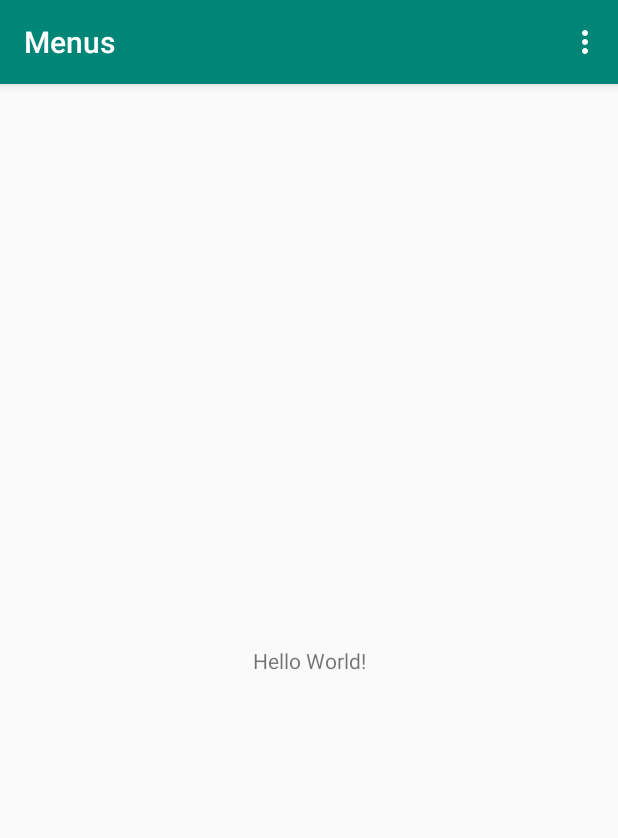
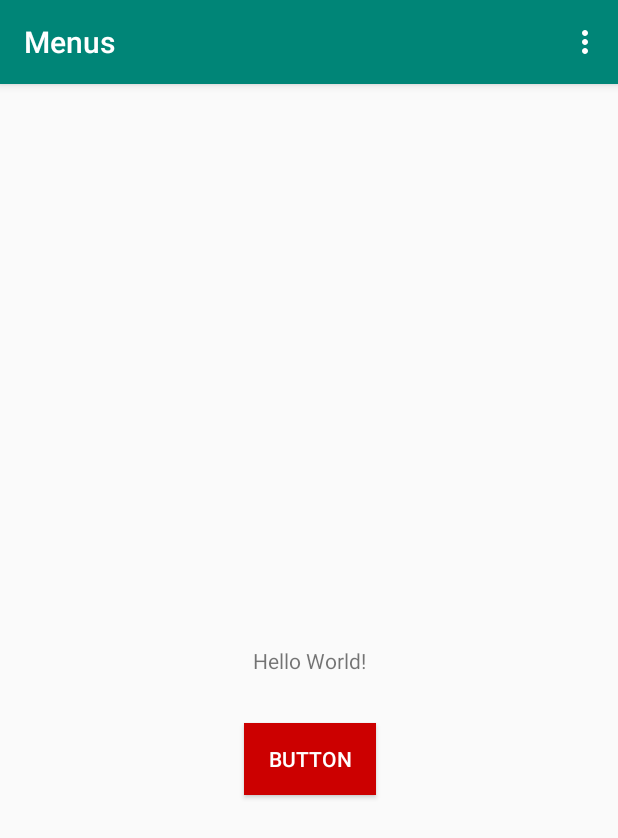
Before and after one commit to sunday58/Menus, an Android app: the screen it shows after launch (MainActivity), on a phone screen of 412 x 824 dp. Shown: the top 838 px of the screen. Run offline under Robolectric (Android 15) with nearby library versions, the phone set to English and light mode, and no system bars.

Commit message:
floating & action menu implemented

```diff
--- a/app/src/main/res/layout/activity_main.xml
+++ b/app/src/main/res/layout/activity_main.xml
@@ -7,6 +7,7 @@
     tools:context=".MainActivity">
 
     <TextView
+        android:id="@+id/txtTitle"
         android:layout_width="wrap_content"
         android:layout_height="wrap_content"
         android:text="Hello World!"
@@ -15,4 +16,17 @@
         app:layout_constraintRight_toRightOf="parent"
         app:layout_constraintTop_toTopOf="parent" />
 
+    <Button
+        android:id="@+id/button"
+        android:layout_width="wrap_content"
+        android:layout_height="wrap_content"
+        android:layout_marginTop="32dp"
+        android:background="@android:color/holo_red_dark"
+        android:text="Button"
+        android:textColor="#FFFFFF"
+        app:layout_constraintEnd_toEndOf="@+id/txtTitle"
+        app:layout_constraintStart_toStartOf="@+id/txtTitle"
+        app:layout_constraintTop_toBottomOf="@+id/txtTitle" />
+
+
 </androidx.constraintlayout.widget.ConstraintLayout>
--- /dev/null
+++ b/app/src/main/res/menu/actionmode_context_menu.xml
@@ -0,0 +1,10 @@
+<?xml version="1.0" encoding="utf-8"?>
+<menu xmlns:android="http://schemas.android.com/apk/res/android">
+
+    <item android:id="@+id/actionmodemenu1"
+        android:title="Action Mode 1"/>
+
+    <item android:id="@+id/actionmodemenu2"
+        android:title="Action Mode 2"/>
+
+</menu>
--- a/app/src/main/res/menu/floating_context_menu.xml
+++ b/app/src/main/res/menu/floating_context_menu.xml
@@ -1,4 +1,10 @@
 <?xml version="1.0" encoding="utf-8"?>
 <menu xmlns:android="http://schemas.android.com/apk/res/android">
 
+    <item android:id="@+id/contextmenu1"
+        android:title="Contextual Menu 1"/>
+
+    <item android:id="@+id/contextmenu2"
+        android:title="Contextual Menu 2"/>
+
 </menu>
```
Also changed, not shown: app/src/main/java/com/example/android/menus/MainActivity.java (+83 -0 lines).
